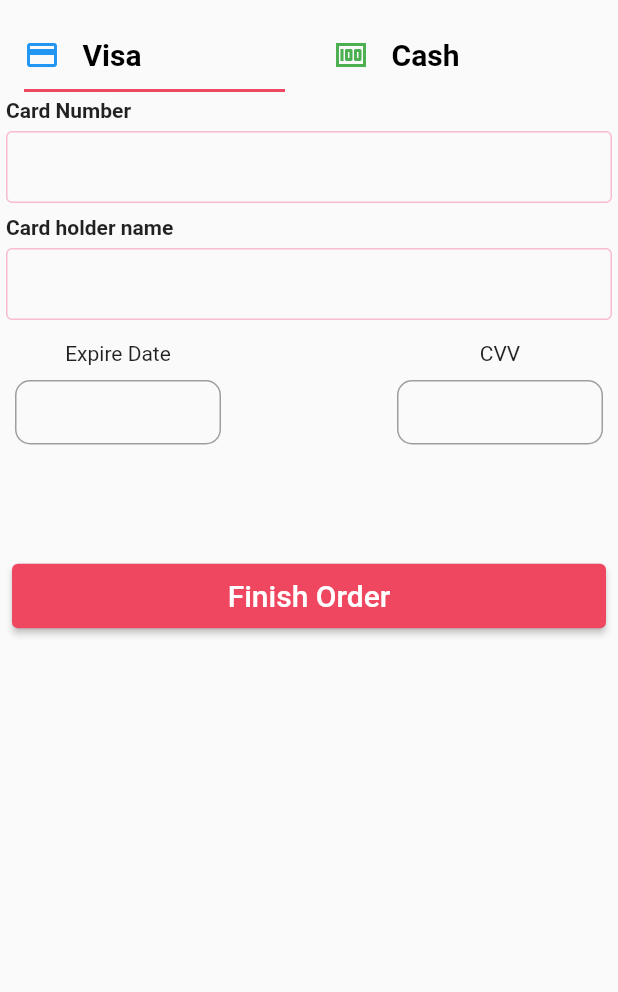
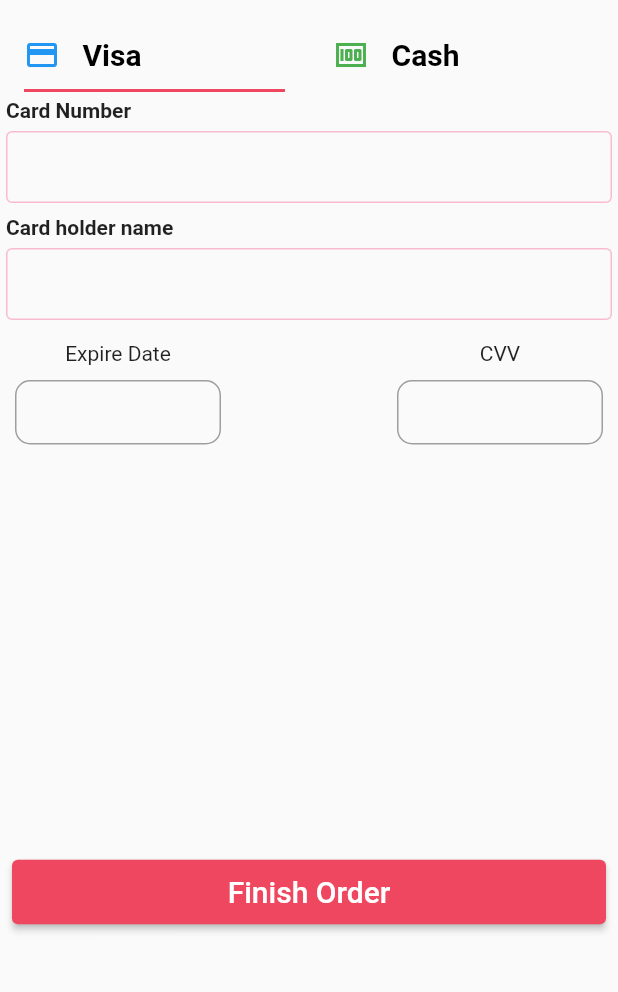
Before and after one commit to farisali21/my_order, a Flutter app: the CheckoutSecondPage screen opened directly, on a phone screen of 412 x 824 dp, the part 64-1056 px from its top. Run offline on Flutter 3.47's test engine with Material 2 defaults, Android fonts, the phone set to English and light mode, and no system bars; our stand-ins replace bloc, buttons_tabbar, dio, flutter_bloc, flutter_rating_bar, font_awesome_flutter and 3 more.

Commit message:
fix check out second page

```diff
--- a/lib/checkOutSecondPage/checkout_scond_page.dart
+++ b/lib/checkOutSecondPage/checkout_scond_page.dart
@@ -11,7 +11,8 @@ class CheckoutSecondPage extends StatelessWidget {
   Widget build(BuildContext context) {
     return Scaffold(
       appBar: checkOutAppBar('Check out'),
-      body: Column(
+      body: SingleChildScrollView(
+        child: Column(
           mainAxisAlignment: MainAxisAlignment.spaceBetween,
           children: [
             TapBarCheckout(),
@@ -29,12 +30,11 @@ class CheckoutSecondPage extends StatelessWidget {
                     ),
                   )),
             ),
-          Expanded(
-            child: SizedBox(
-              height: 10,
-            ),
+            SizedBox(
+              height: 30,
             )
           ],
+        ),
       ),
     );
   }
--- a/lib/checkOutSecondPage/widgets/tab_bar_checkout.dart
+++ b/lib/checkOutSecondPage/widgets/tab_bar_checkout.dart
@@ -9,7 +9,8 @@ class TapBarCheckout extends StatelessWidget {
 
   @override
   Widget build(BuildContext context) {
-    return Expanded(
+    return Container(
+      height: MediaQuery.of(context).size.height / 1.5,
       child: DefaultTabController(
           length: 2,
           child: Column(
```
Lines whose indentation alone changed are shown as unchanged.
